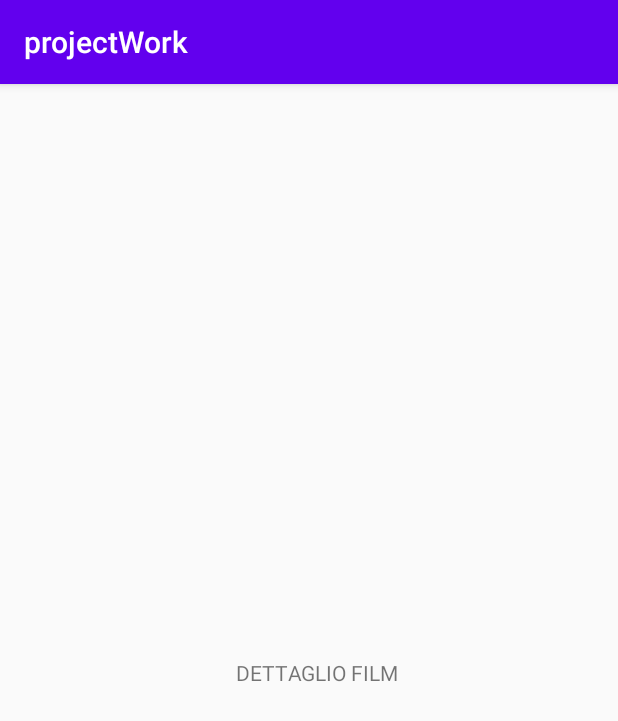
After one commit to EmanueleVolpato/Project, an Android app: the DettaglioFilm screen opened directly, with no data from a screen before it, on a phone screen of 412 x 824 dp. The commit adds this screen. Shown: the top 721 px of the screen. Run offline under Robolectric (Android 15) with nearby library versions, the phone set to English and light mode, and no system bars.

Commit message:
aggiunta activity dettaglio

```diff
--- a/projectWork/app/src/main/AndroidManifest.xml
+++ b/projectWork/app/src/main/AndroidManifest.xml
@@ -9,7 +9,8 @@
         android:roundIcon="@mipmap/ic_launcher_round"
         android:supportsRtl="true"
         android:theme="@style/AppTheme">
-        <activity android:name=".ListaFilmPreferiti"></activity>
+        <activity android:name=".DettaglioFilm"></activity>
+        <activity android:name=".ListaFilmPreferiti" />
         <activity android:name=".MainActivity">
             <intent-filter>
                 <action android:name="android.intent.action.MAIN" />
@@ -17,6 +18,7 @@
                 <category android:name="android.intent.category.LAUNCHER" />
             </intent-filter>
         </activity>
+
         <provider
             android:name=".localDatabase.FilmProvider"
             android:authorities="com.example.projectwork.localDatabase.localDatabase.FilmProvider" />
--- /dev/null
+++ b/projectWork/app/src/main/java/com/example/projectwork/DettaglioFilm.java
@@ -0,0 +1,14 @@
+package com.example.projectwork;
+
+import androidx.appcompat.app.AppCompatActivity;
+
+import android.os.Bundle;
+
+public class DettaglioFilm extends AppCompatActivity {
+
+    @Override
+    protected void onCreate(Bundle savedInstanceState) {
+        super.onCreate(savedInstanceState);
+        setContentView(R.layout.activity_dettaglio_film);
+    }
+}
--- /dev/null
+++ b/projectWork/app/src/main/res/layout/activity_dettaglio_film.xml
@@ -0,0 +1,24 @@
+<?xml version="1.0" encoding="utf-8"?>
+<androidx.constraintlayout.widget.ConstraintLayout xmlns:android="http://schemas.android.com/apk/res/android"
+    xmlns:app="http://schemas.android.com/apk/res-auto"
+    xmlns:tools="http://schemas.android.com/tools"
+    android:layout_width="match_parent"
+    android:layout_height="match_parent"
+    tools:context=".DettaglioFilm">
+
+    <TextView
+        android:id="@+id/textView2"
+        android:layout_width="wrap_content"
+        android:layout_height="wrap_content"
+        android:layout_marginStart="182dp"
+        android:layout_marginLeft="182dp"
+        android:layout_marginTop="364dp"
+        android:layout_marginEnd="171dp"
+        android:layout_marginRight="171dp"
+        android:layout_marginBottom="348dp"
+        android:text="DETTAGLIO FILM"
+        app:layout_constraintBottom_toBottomOf="parent"
+        app:layout_constraintEnd_toEndOf="parent"
+        app:layout_constraintStart_toStartOf="parent"
+        app:layout_constraintTop_toTopOf="parent" />
+</androidx.constraintlayout.widget.ConstraintLayout>
```
Also changed, not shown: projectWork/app/src/main/java/com/example/projectwork/ListaFilmAdapter.java (+17 -1 lines), projectWork/app/src/main/res/layout/cell_lista_film.xml (+44 -14 lines).
